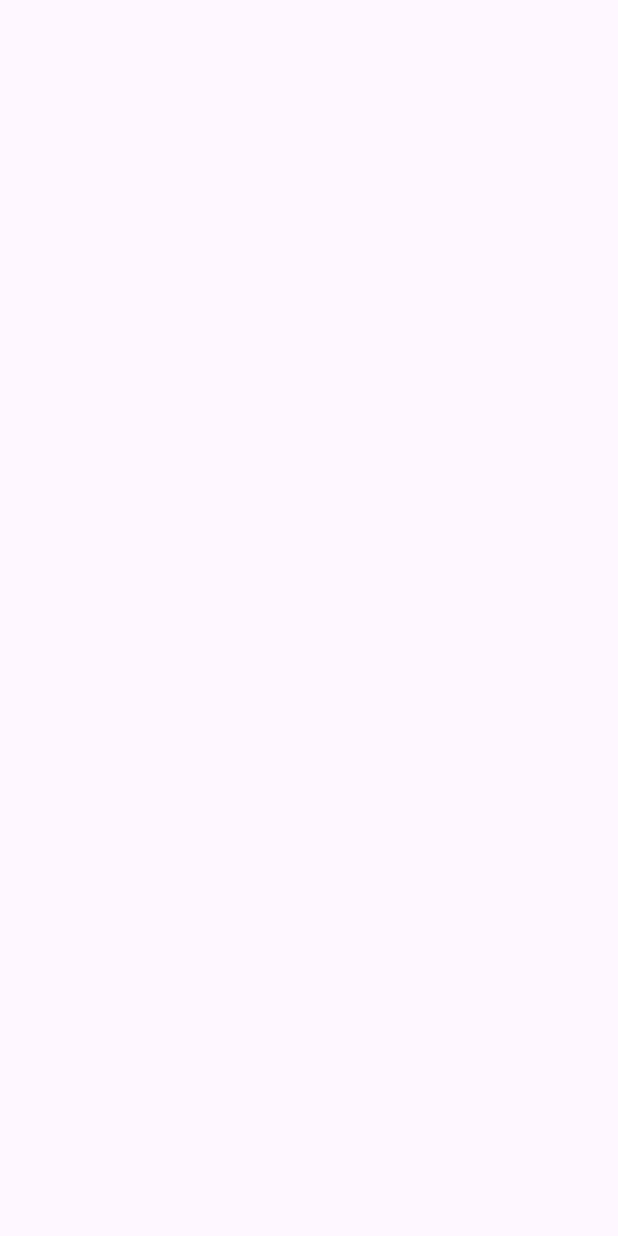
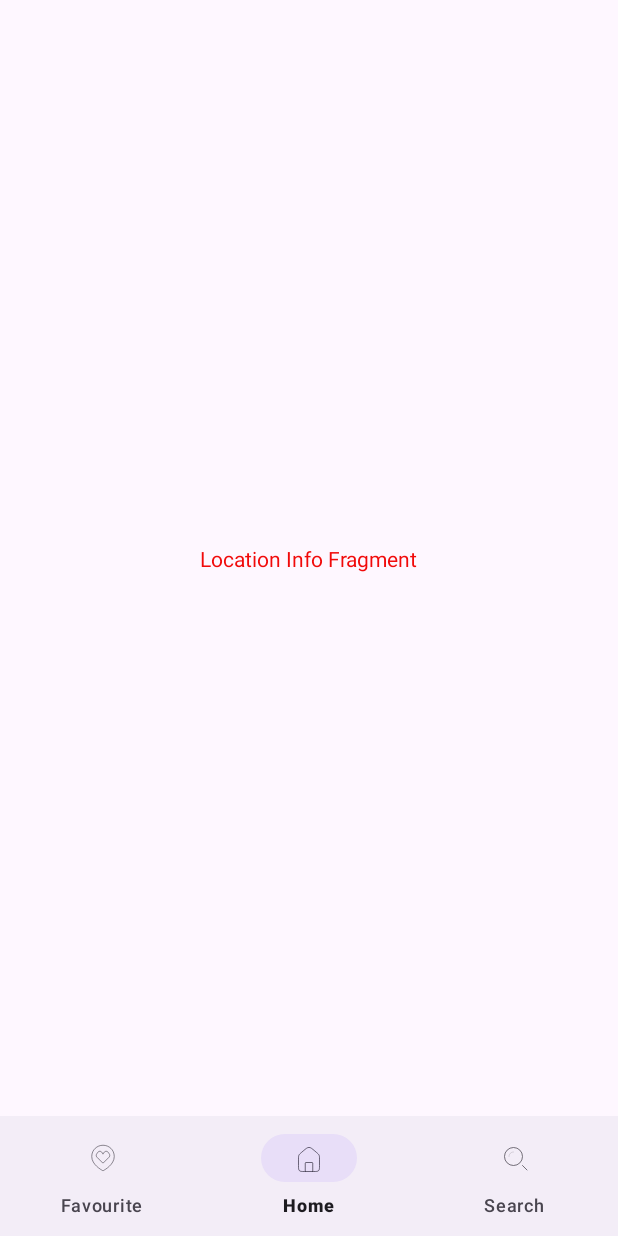
Before and after one commit to RamezHamdiSaeed/SkyCast, an Android app: the screen it shows after launch (MainActivity), on a phone screen of 412 x 824 dp. Before the commit the screen is empty. Run offline under Robolectric (Android 15) with nearby library versions, the phone set to English and light mode, and no system bars; our stand-ins replace navigation-ui.

Commit message:
set up main activity fragments with bottom navigation bar

```diff
--- a/app/build.gradle.kts
+++ b/app/build.gradle.kts
@@ -46,6 +46,8 @@ dependencies {
     implementation("androidx.appcompat:appcompat:1.6.1")
     implementation("com.google.android.material:material:1.11.0")
     implementation("androidx.constraintlayout:constraintlayout:2.1.4")
+    implementation("androidx.navigation:navigation-fragment-ktx:2.7.7")
+    implementation("androidx.navigation:navigation-ui-ktx:2.7.7")
     testImplementation("junit:junit:4.13.2")
     androidTestImplementation("androidx.test.ext:junit:1.1.5")
     androidTestImplementation("androidx.test.espresso:espresso-core:3.5.1")
--- a/app/src/main/java/com/example/skycast/views/activities/MainActivity.kt
+++ b/app/src/main/java/com/example/skycast/views/activities/MainActivity.kt
@@ -2,13 +2,22 @@ package com.example.skycast.views.activities
 
 import androidx.appcompat.app.AppCompatActivity
 import android.os.Bundle
+import androidx.navigation.NavController
+import androidx.navigation.Navigation
+import androidx.navigation.ui.NavigationUI
 import com.example.skycast.R
+import com.google.android.material.bottomnavigation.BottomNavigationView
 
 
 class MainActivity : AppCompatActivity() {
+    lateinit var bottomNavigationView: BottomNavigationView
+    lateinit var navController: NavController
     override fun onCreate(savedInstanceState: Bundle?) {
         super.onCreate(savedInstanceState)
         setContentView(R.layout.activity_main)
+        bottomNavigationView=findViewById(R.id.bottom_navigation_bar)
+        navController= Navigation.findNavController(this,R.id.fragmentContainerView)
+        NavigationUI.setupWithNavController(bottomNavigationView,navController)
     }
 
     override fun onBackPressed() {
--- /dev/null
+++ b/app/src/main/java/com/example/skycast/views/fragments/LocationFavoriteFragment.kt
@@ -0,0 +1,28 @@
+package com.example.skycast.views.fragments
+
+import android.os.Bundle
+import android.util.Log
+import android.view.LayoutInflater
+import android.view.View
+import android.view.ViewGroup
+import androidx.fragment.app.Fragment
+import com.example.skycast.R
+
+class LocationFavoriteFragment : Fragment() {
+
+private val TAG="LocationFavoriteFragment"
+    override fun onCreate(savedInstanceState: Bundle?) {
+        super.onCreate(savedInstanceState)
+
+    }
+
+    override fun onCreateView(
+        inflater: LayoutInflater, container: ViewGroup?,
+        savedInstanceState: Bundle?
+    ): View? {
+        // Inflate the layout for this fragment
+        Log.d(TAG, "onCreateView: ")
+        return inflater.inflate(R.layout.fragment_location_favorite, container, false)
+    }
+
+}
--- /dev/null
+++ b/app/src/main/java/com/example/skycast/views/fragments/LocationInfoFragment.kt
@@ -0,0 +1,29 @@
+package com.example.skycast.views.fragments
+
+import android.os.Bundle
+import android.util.Log
+import android.view.LayoutInflater
+import android.view.View
+import android.view.ViewGroup
+import androidx.fragment.app.Fragment
+
+import com.example.skycast.R
+
+class LocationInfoFragment : Fragment() {
+
+    private val TAG="LocationInfoFragment"
+
+    override fun onCreate(savedInstanceState: Bundle?) {
+        super.onCreate(savedInstanceState)
+    }
+
+    override fun onCreateView(
+        inflater: LayoutInflater, container: ViewGroup?,
+        savedInstanceState: Bundle?
+    ): View? {
+        // Inflate the layout for this fragment
+        Log.d(TAG, "onCreateView: ")
+        return inflater.inflate(R.layout.fragment_location_info, container, false)
+    }
+
+}
--- /dev/null
+++ b/app/src/main/java/com/example/skycast/views/fragments/LocationSearchFragment.kt
@@ -0,0 +1,29 @@
+package com.example.skycast.views.fragments
+
+import android.os.Bundle
+import android.util.Log
+import android.view.LayoutInflater
+import android.view.View
+import android.view.ViewGroup
+import androidx.fragment.app.Fragment
+import com.example.skycast.R
+
+
+class LocationSearchFragment : Fragment() {
+
+    private val TAG="LocationSearchFragment"
+
+    override fun onCreate(savedInstanceState: Bundle?) {
+        super.onCreate(savedInstanceState)
+    }
+
+    override fun onCreateView(
+        inflater: LayoutInflater, container: ViewGroup?,
+        savedInstanceState: Bundle?
+    ): View? {
+        // Inflate the layout for this fragment
+        Log.d(TAG, "onCreateView: ")
+        return inflater.inflate(R.layout.fragment_location_search, container, false)
+    }
+
+}
--- /dev/null
+++ b/app/src/main/res/drawable/favorites_light.xml
@@ -0,0 +1,16 @@
+<vector xmlns:android="http://schemas.android.com/apk/res/android"
+    android:width="57dp"
+    android:height="57dp"
+    android:viewportWidth="57"
+    android:viewportHeight="57">
+  <path
+      android:strokeWidth="1"
+      android:pathData="M46.313,26.125C46.313,38.766 31.646,47.043 28.93,48.468C28.659,48.61 28.341,48.61 28.07,48.468C25.354,47.043 10.688,38.766 10.688,26.125C10.688,15.438 19.318,8.313 28.5,8.313C38,8.313 46.313,15.438 46.313,26.125Z"
+      android:fillColor="#00000000"
+      android:strokeColor="#222222"/>
+  <path
+      android:strokeWidth="1"
+      android:pathData="M19.679,27.992L28.243,36.555C28.364,36.677 28.425,36.737 28.5,36.737C28.575,36.737 28.636,36.677 28.757,36.555L37.321,27.992C38.017,27.295 38.366,26.947 38.601,26.578C39.285,25.504 39.418,24.168 38.957,22.981C38.799,22.573 38.525,22.163 37.979,21.344L37.979,21.344L37.979,21.344C36.979,19.843 36.479,19.093 35.965,18.694C34.44,17.511 32.287,17.585 30.847,18.871C30.362,19.304 29.915,20.087 29.02,21.652L28.685,22.239C28.637,22.322 28.614,22.364 28.586,22.383C28.534,22.419 28.466,22.419 28.414,22.383C28.386,22.364 28.363,22.322 28.315,22.239L27.98,21.652C27.085,20.087 26.638,19.304 26.153,18.871C24.713,17.585 22.56,17.511 21.035,18.694C20.521,19.093 20.021,19.844 19.021,21.344L19.021,21.344C18.475,22.163 18.201,22.573 18.043,22.981C17.582,24.168 17.715,25.504 18.399,26.578C18.635,26.947 18.983,27.295 19.679,27.992Z"
+      android:fillColor="#00000000"
+      android:strokeColor="#222222"/>
+</vector>
--- /dev/null
+++ b/app/src/main/res/drawable/home_light.xml
@@ -0,0 +1,18 @@
+<vector xmlns:android="http://schemas.android.com/apk/res/android"
+    android:width="57dp"
+    android:height="57dp"
+    android:viewportWidth="57"
+    android:viewportHeight="57">
+  <path
+      android:strokeWidth="1"
+      android:pathData="M11.875,30.304C11.875,27.08 11.875,25.467 12.527,24.05C13.179,22.633 14.403,21.583 16.851,19.485L19.226,17.449C23.652,13.656 25.864,11.759 28.5,11.759C31.136,11.759 33.348,13.656 37.774,17.449L40.149,19.485C42.597,21.583 43.821,22.633 44.473,24.05C45.125,25.467 45.125,27.08 45.125,30.304V40.375C45.125,44.853 45.125,47.093 43.734,48.484C42.342,49.875 40.103,49.875 35.625,49.875H21.375C16.897,49.875 14.658,49.875 13.266,48.484C11.875,47.093 11.875,44.853 11.875,40.375V30.304Z"
+      android:fillColor="#00000000"
+      android:strokeColor="#222222"/>
+  <path
+      android:strokeWidth="1"
+      android:pathData="M34.438,49.875V36.625C34.438,36.073 33.99,35.625 33.438,35.625H23.563C23.01,35.625 22.563,36.073 22.563,36.625V49.875"
+      android:strokeLineJoin="round"
+      android:fillColor="#00000000"
+      android:strokeColor="#222222"
+      android:strokeLineCap="round"/>
+</vector>
--- /dev/null
+++ b/app/src/main/res/drawable/search_alt_duotone_line.xml
@@ -0,0 +1,24 @@
+<vector xmlns:android="http://schemas.android.com/apk/res/android"
+    android:width="57dp"
+    android:height="57dp"
+    android:viewportWidth="57"
+    android:viewportHeight="57">
+  <path
+      android:pathData="M26.125,26.125m-14.25,0a14.25,14.25 0,1 1,28.5 0a14.25,14.25 0,1 1,-28.5 0"
+      android:strokeWidth="1.2"
+      android:fillColor="#00000000"
+      android:strokeColor="#222222"/>
+  <path
+      android:pathData="M26.125,19C25.189,19 24.263,19.184 23.398,19.542C22.534,19.9 21.749,20.425 21.087,21.087C20.425,21.749 19.9,22.534 19.542,23.398C19.184,24.263 19,25.189 19,26.125"
+      android:strokeAlpha="0.24"
+      android:strokeWidth="1.2"
+      android:fillColor="#00000000"
+      android:strokeColor="#2A4157"
+      android:strokeLineCap="round"/>
+  <path
+      android:pathData="M47.5,47.5L40.375,40.375"
+      android:strokeWidth="1.2"
+      android:fillColor="#00000000"
+      android:strokeColor="#222222"
+      android:strokeLineCap="round"/>
+</vector>
--- a/app/src/main/res/layout/activity_main.xml
+++ b/app/src/main/res/layout/activity_main.xml
@@ -1,9 +1,29 @@
 <?xml version="1.0" encoding="utf-8"?>
-<androidx.constraintlayout.widget.ConstraintLayout xmlns:android="http://schemas.android.com/apk/res/android"
+<androidx.constraintlayout.widget.ConstraintLayout
+    xmlns:android="http://schemas.android.com/apk/res/android"
     xmlns:app="http://schemas.android.com/apk/res-auto"
     xmlns:tools="http://schemas.android.com/tools"
     android:layout_width="match_parent"
     android:layout_height="match_parent"
     tools:context=".views.activities.MainActivity">
 
+    <fragment
+        android:id="@+id/fragmentContainerView"
+        android:name="androidx.navigation.fragment.NavHostFragment"
+        android:layout_width="0dp"
+        android:layout_height="0dp"
+        app:layout_constraintBottom_toTopOf="@+id/bottom_navigation_bar"
+        app:layout_constraintEnd_toEndOf="parent"
+        app:layout_constraintStart_toStartOf="parent"
+        app:layout_constraintTop_toTopOf="parent"
+        app:navGraph="@navigation/bottom_nav_bar_navigator" />
+
+    <com.google.android.material.bottomnavigation.BottomNavigationView
+        android:id="@+id/bottom_navigation_bar"
+        android:layout_width="0dp"
+        android:layout_height="wrap_content"
+        app:layout_constraintBottom_toBottomOf="parent"
+        app:layout_constraintEnd_toEndOf="parent"
+        app:layout_constraintStart_toStartOf="parent"
+        app:menu="@menu/bottom_navigation_bar" />
 </androidx.constraintlayout.widget.ConstraintLayout>
--- /dev/null
+++ b/app/src/main/res/layout/fragment_location_favorite.xml
@@ -0,0 +1,20 @@
+<?xml version="1.0" encoding="utf-8"?>
+<androidx.constraintlayout.widget.ConstraintLayout xmlns:android="http://schemas.android.com/apk/res/android"
+    xmlns:app="http://schemas.android.com/apk/res-auto"
+    xmlns:tools="http://schemas.android.com/tools"
+    android:layout_width="match_parent"
+    android:layout_height="match_parent"
+    tools:context=".views.fragments.LocationFavoriteFragment">
+
+    <TextView
+        android:id="@+id/favorite"
+        android:layout_width="wrap_content"
+        android:layout_height="wrap_content"
+        android:text="Location Favorite Fragment"
+        android:textColor="#F10A0A"
+        app:layout_constraintBottom_toBottomOf="parent"
+        app:layout_constraintEnd_toEndOf="parent"
+        app:layout_constraintStart_toStartOf="parent"
+        app:layout_constraintTop_toTopOf="parent" />
+
+</androidx.constraintlayout.widget.ConstraintLayout>
--- /dev/null
+++ b/app/src/main/res/layout/fragment_location_info.xml
@@ -0,0 +1,20 @@
+<?xml version="1.0" encoding="utf-8"?>
+<androidx.constraintlayout.widget.ConstraintLayout xmlns:android="http://schemas.android.com/apk/res/android"
+    xmlns:app="http://schemas.android.com/apk/res-auto"
+    xmlns:tools="http://schemas.android.com/tools"
+    android:layout_width="match_parent"
+    android:layout_height="match_parent"
+    tools:context=".views.fragments.LocationFavoriteFragment">
+
+    <TextView
+        android:textColor="#F10A0A"
+        android:id="@+id/info"
+        android:layout_width="wrap_content"
+        android:layout_height="wrap_content"
+        android:text="Location Info Fragment"
+        app:layout_constraintBottom_toBottomOf="parent"
+        app:layout_constraintEnd_toEndOf="parent"
+        app:layout_constraintStart_toStartOf="parent"
+        app:layout_constraintTop_toTopOf="parent" />
+
+</androidx.constraintlayout.widget.ConstraintLayout>
--- /dev/null
+++ b/app/src/main/res/layout/fragment_location_search.xml
@@ -0,0 +1,20 @@
+<?xml version="1.0" encoding="utf-8"?>
+<androidx.constraintlayout.widget.ConstraintLayout xmlns:android="http://schemas.android.com/apk/res/android"
+    xmlns:app="http://schemas.android.com/apk/res-auto"
+    xmlns:tools="http://schemas.android.com/tools"
+    android:layout_width="match_parent"
+    android:layout_height="match_parent"
+    tools:context=".views.fragments.LocationFavoriteFragment">
+
+    <TextView
+        android:textColor="#F10A0A"
+        android:id="@+id/search"
+        android:layout_width="wrap_content"
+        android:layout_height="wrap_content"
+        android:text="Location Search Fragment"
+        app:layout_constraintBottom_toBottomOf="parent"
+        app:layout_constraintEnd_toEndOf="parent"
+        app:layout_constraintStart_toStartOf="parent"
+        app:layout_constraintTop_toTopOf="parent" />
+
+</androidx.constraintlayout.widget.ConstraintLayout>
--- /dev/null
+++ b/app/src/main/res/menu/bottom_navigation_bar.xml
@@ -0,0 +1,23 @@
+<menu xmlns:android="http://schemas.android.com/apk/res/android">
+
+    <item
+        android:id="@+id/favorite"
+        android:layout_width="wrap_content"
+        android:layout_height="wrap_content"
+        android:icon="@drawable/favorites_light"
+        android:title="@string/favourite" />
+
+    <item
+        android:id="@+id/home"
+        android:layout_width="wrap_content"
+        android:layout_height="wrap_content"
+        android:icon="@drawable/home_light"
+        android:title="@string/home" />
+
+    <item
+        android:id="@+id/search"
+        android:layout_width="wrap_content"
+        android:layout_height="wrap_content"
+        android:icon="@drawable/search_alt_duotone_line"
+        android:title="@string/search" />
+</menu>
--- /dev/null
+++ b/app/src/main/res/navigation/bottom_nav_bar_navigator.xml
@@ -0,0 +1,24 @@
+<navigation xmlns:android="http://schemas.android.com/apk/res/android"
+    xmlns:app="http://schemas.android.com/apk/res-auto"
+    xmlns:tools="http://schemas.android.com/tools"
+    android:id="@+id/bottom_nav_bar_navigator"
+    app:startDestination="@id/home">
+
+    <fragment
+        android:id="@+id/home"
+        android:name="com.example.skycast.views.fragments.LocationInfoFragment"
+        android:label="fragment_location_info"
+        tools:layout="@layout/fragment_location_info" />
+
+    <fragment
+        android:id="@+id/search"
+        android:name="com.example.skycast.views.fragments.LocationSearchFragment"
+        android:label="fragment_location_search"
+        tools:layout="@layout/fragment_location_search" />
+
+    <fragment
+        android:id="@+id/favorite"
+        android:name="com.example.skycast.views.fragments.LocationFavoriteFragment"
+        android:label="fragment_location_favorite"
+        tools:layout="@layout/fragment_location_favorite" />
+</navigation>
--- a/app/src/main/res/values/strings.xml
+++ b/app/src/main/res/values/strings.xml
@@ -1,3 +1,8 @@
 <resources>
     <string name="app_name">SkyCast</string>
+    <string name="home">Home</string>
+    <string name="search">Search</string>
+    <string name="favourite">Favourite</string>
+    <!-- TODO: Remove or change this placeholder text -->
+    <string name="hello_blank_fragment">Hello blank fragment</string>
 </resources>
```
